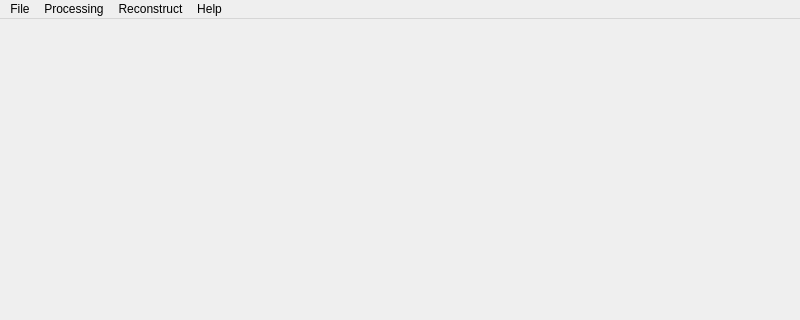
Above: mantidimaging/gui/ui/main_window.ui from mantidproject/mantidimaging before the change; both pictures show x 0 to 800 and y 0 to 320 of the 800 by 600 pixel window. Below: the same form after it.
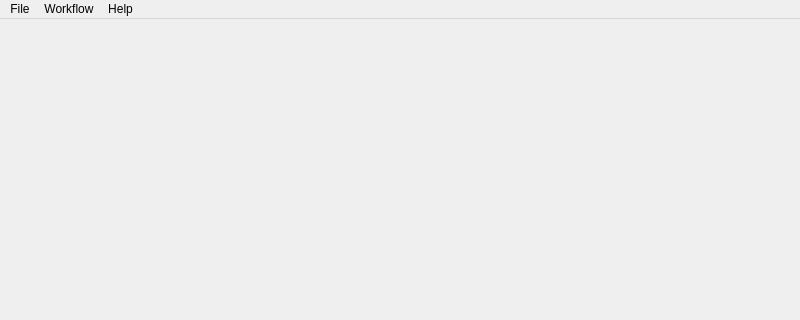
That is the form after the change. Icons and pictures are not drawn.

Commit message:
Clarify tool naming
Rename "Filters" to "Image Operations" to be more generic (not all
current or planned tools in this GUI can really be described as a
filter).

Combines the "Processing" and "Reconstruction" menus into a single
"Workflow" menu.

```diff
--- a/mantidimaging/gui/ui/main_window.ui
+++ b/mantidimaging/gui/ui/main_window.ui
@@ -23,7 +23,7 @@
      <x>0</x>
      <y>0</y>
      <width>800</width>
-     <height>19</height>
+     <height>20</height>
     </rect>
    </property>
    <widget class="QMenu" name="menuFile">
@@ -35,19 +35,13 @@
     <addaction name="separator"/>
     <addaction name="actionExit"/>
    </widget>
-   <widget class="QMenu" name="menuReconstruct">
+   <widget class="QMenu" name="menuWorkflow">
     <property name="title">
-     <string>Reconstruct</string>
+     <string>Workflow</string>
     </property>
     <addaction name="actionCorTilt"/>
     <addaction name="actionTomopyRecon"/>
    </widget>
-   <widget class="QMenu" name="menuProcessing">
-    <property name="title">
-     <string>Processing</string>
-    </property>
-    <addaction name="actionFilters"/>
-   </widget>
    <widget class="QMenu" name="menuHelp">
     <property name="title">
      <string>Help</string>
@@ -55,8 +49,7 @@
     <addaction name="actionOnlineDocumentation"/>
    </widget>
    <addaction name="menuFile"/>
-   <addaction name="menuProcessing"/>
-   <addaction name="menuReconstruct"/>
+   <addaction name="menuWorkflow"/>
    <addaction name="menuHelp"/>
   </widget>
   <widget class="QStatusBar" name="statusbar"/>
```
Left out of the diff: 5 changed lines with no effect on the pictures. The commit also changes 1 other file.
